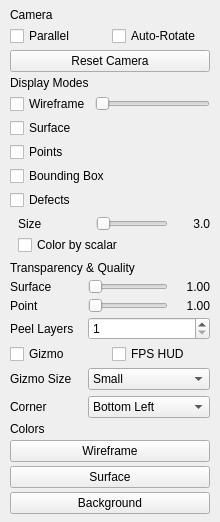
Before: the Qt Designer form src/ui/view_display_page.ui in thermeng/SciRender, drawn with Qt 5.
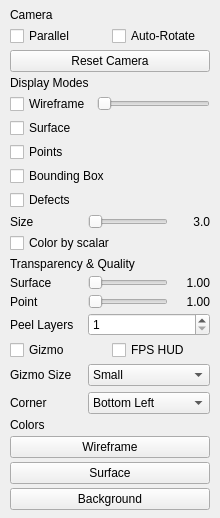
After: the same form once the commit is applied.

Commit message: ui: consistent spacing

The edit to the form file:
```diff
--- a/src/ui/view_display_page.ui
+++ b/src/ui/view_display_page.ui
@@ -65,7 +65,7 @@
    <item>
     <widget class="QWidget" name="wireframeRow">
      <layout class="QHBoxLayout" name="wireframeLayout">
-      <property name="spacing"><number>4</number></property>
+       <property name="spacing"><number>6</number></property>
       <property name="leftMargin"><number>0</number></property>
       <property name="topMargin"><number>0</number></property>
       <property name="rightMargin"><number>0</number></property>
@@ -122,16 +122,16 @@
        <number>4</number>
       </property>
       <property name="leftMargin">
-       <number>8</number>
+        <number>0</number>
       </property>
       <property name="topMargin">
-       <number>2</number>
+        <number>0</number>
       </property>
       <property name="rightMargin">
        <number>0</number>
       </property>
       <property name="bottomMargin">
-       <number>2</number>
+        <number>0</number>
       </property>
       <item>
        <widget class="QWidget" name="pointSizeRow">
```
Lines whose indentation alone changed are shown as unchanged. The commit also changes 9 other files.
